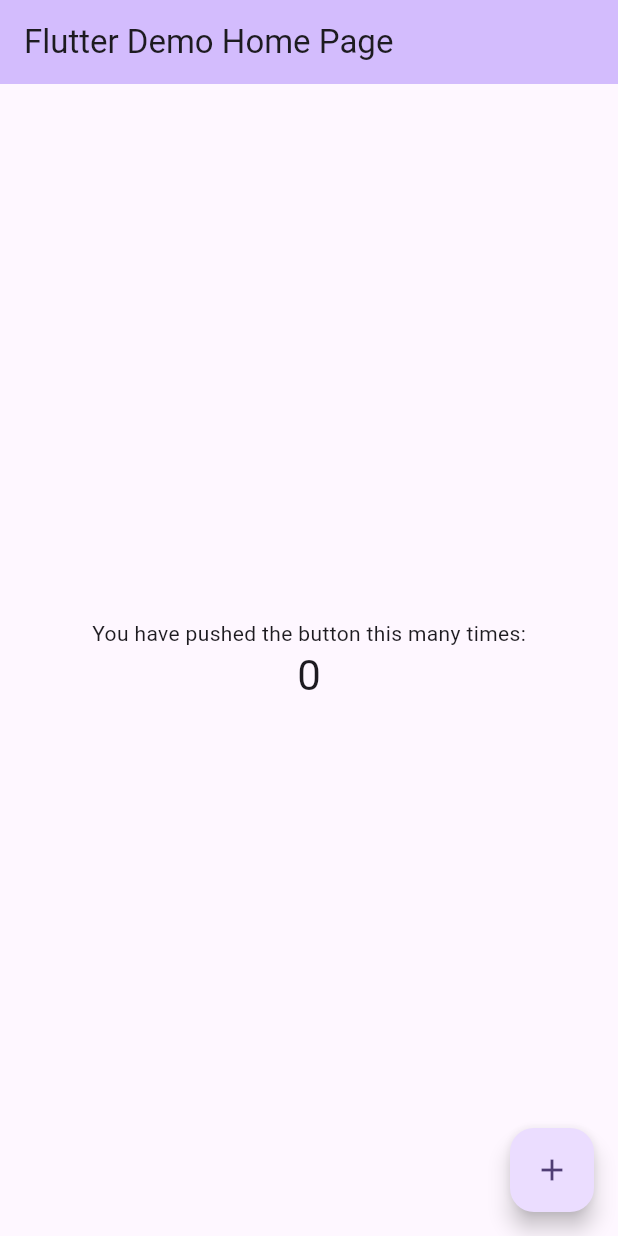
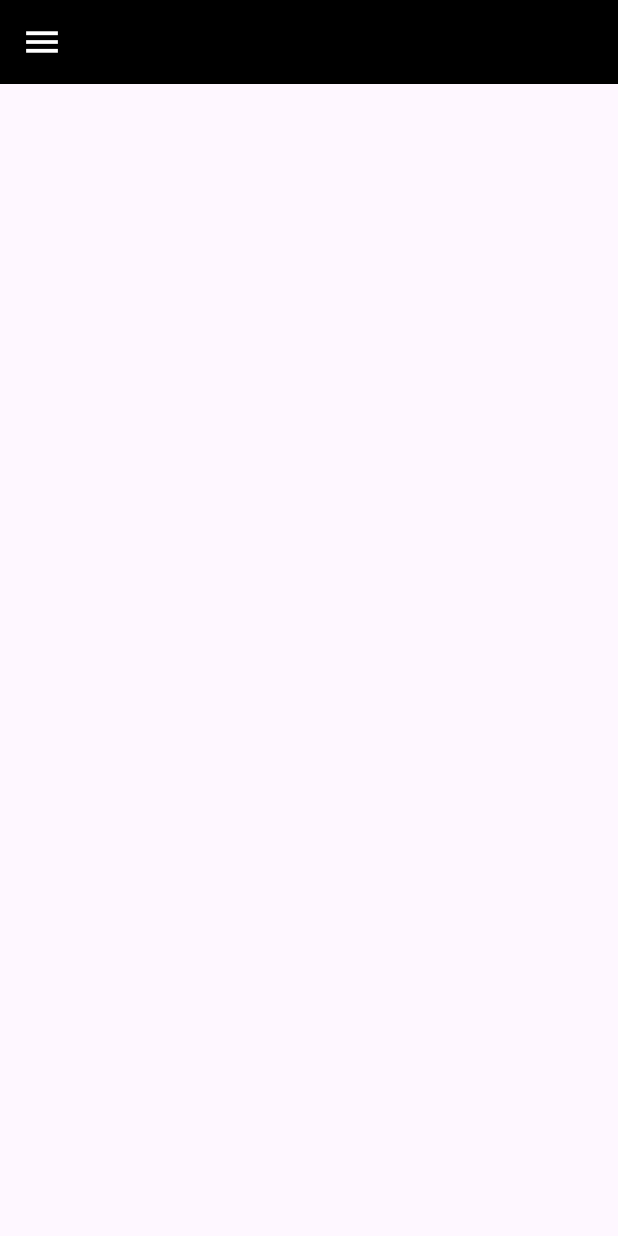
Before and after one commit to Mahmoud-Adel-Ali/adaptive_app, a Flutter app: the screen it shows after launch, on a phone screen of 412 x 824 dp. Run offline on Flutter 3.47's test engine with Material 3 defaults, Android fonts, the phone set to English and light mode, and no system bars.

Commit message:
add app bar to home view

```diff
--- a/lib/main.dart
+++ b/lib/main.dart
@@ -1,125 +1,16 @@
+import 'package:adaptive_app/screens/home_view.dart';
 import 'package:flutter/material.dart';
 
 void main() {
-  runApp(const MyApp());
+  runApp(const AdaptiveApp());
 }
+class  AdaptiveApp extends StatelessWidget {
+  const AdaptiveApp({super.key});
 
-class MyApp extends StatelessWidget {
-  const MyApp({super.key});
-
-  // This widget is the root of your application.
   @override
   Widget build(BuildContext context) {
-    return MaterialApp(
-      title: 'Flutter Demo',
-      theme: ThemeData(
-        // This is the theme of your application.
-        //
-        // TRY THIS: Try running your application with "flutter run". You'll see
-        // the application has a purple toolbar. Then, without quitting the app,
-        // try changing the seedColor in the colorScheme below to Colors.green
-        // and then invoke "hot reload" (save your changes or press the "hot
-        // reload" button in a Flutter-supported IDE, or press "r" if you used
-        // the command line to start the app).
-        //
-        // Notice that the counter didn't reset back to zero; the application
-        // state is not lost during the reload. To reset the state, use hot
-        // restart instead.
-        //
-        // This works for code too, not just values: Most code changes can be
-        // tested with just a hot reload.
-        colorScheme: ColorScheme.fromSeed(seedColor: Colors.deepPurple),
-        useMaterial3: true,
-      ),
-      home: const MyHomePage(title: 'Flutter Demo Home Page'),
+    return  const MaterialApp(
+      home: HomeView(),
     );
   }
 }
-
-class MyHomePage extends StatefulWidget {
-  const MyHomePage({super.key, required this.title});
-
-  // This widget is the home page of your application. It is stateful, meaning
-  // that it has a State object (defined below) that contains fields that affect
-  // how it looks.
-
-  // This class is the configuration for the state. It holds the values (in this
-  // case the title) provided by the parent (in this case the App widget) and
-  // used by the build method of the State. Fields in a Widget subclass are
-  // always marked "final".
-
-  final String title;
-
-  @override
-  State<MyHomePage> createState() => _MyHomePageState();
-}
-
-class _MyHomePageState extends State<MyHomePage> {
-  int _counter = 0;
-
-  void _incrementCounter() {
-    setState(() {
-      // This call to setState tells the Flutter framework that something has
-      // changed in this State, which causes it to rerun the build method below
-      // so that the display can reflect the updated values. If we changed
-      // _counter without calling setState(), then the build method would not be
-      // called again, and so nothing would appear to happen.
-      _counter++;
-    });
-  }
-
-  @override
-  Widget build(BuildContext context) {
-    // This method is rerun every time setState is called, for instance as done
-    // by the _incrementCounter method above.
-    //
-    // The Flutter framework has been optimized to make rerunning build methods
-    // fast, so that you can just rebuild anything that needs updating rather
-    // than having to individually change instances of widgets.
-    return Scaffold(
-      appBar: AppBar(
-        // TRY THIS: Try changing the color here to a specific color (to
-        // Colors.amber, perhaps?) and trigger a hot reload to see the AppBar
-        // change color while the other colors stay the same.
-        backgroundColor: Theme.of(context).colorScheme.inversePrimary,
-        // Here we take the value from the MyHomePage object that was created by
-        // the App.build method, and use it to set our appbar title.
-        title: Text(widget.title),
-      ),
-      body: Center(
-        // Center is a layout widget. It takes a single child and positions it
-        // in the middle of the parent.
-        child: Column(
-          // Column is also a layout widget. It takes a list of children and
-          // arranges them vertically. By default, it sizes itself to fit its
-          // children horizontally, and tries to be as tall as its parent.
-          //
-          // Column has various properties to control how it sizes itself and
-          // how it positions its children. Here we use mainAxisAlignment to
-          // center the children vertically; the main axis here is the vertical
-          // axis because Columns are vertical (the cross axis would be
-          // horizontal).
-          //
-          // TRY THIS: Invoke "debug painting" (choose the "Toggle Debug Paint"
-          // action in the IDE, or press "p" in the console), to see the
-          // wireframe for each widget.
-          mainAxisAlignment: MainAxisAlignment.center,
-          children: <Widget>[
-            const Text(
-              'You have pushed the button this many times:',
-            ),
-            Text(
-              '$_counter',
-              style: Theme.of(context).textTheme.headlineMedium,
-            ),
-          ],
-        ),
-      ),
-      floatingActionButton: FloatingActionButton(
-        onPressed: _incrementCounter,
-        tooltip: 'Increment',
-        child: const Icon(Icons.add),
-      ), // This trailing comma makes auto-formatting nicer for build methods.
-    );
-  }
-}
--- /dev/null
+++ b/lib/screens/home_view.dart
@@ -0,0 +1,15 @@
+import 'package:flutter/material.dart';
+
+class HomeView extends StatelessWidget {
+  const HomeView({super.key});
+
+  @override
+  Widget build(BuildContext context) {
+    return Scaffold(
+      appBar: AppBar(
+        backgroundColor: Colors.black,
+        leading: const Icon(Icons.menu,size: 28,color: Colors.white,),
+      ),
+    );
+  }
+}
```
Also changed, not shown: 1 other file.
